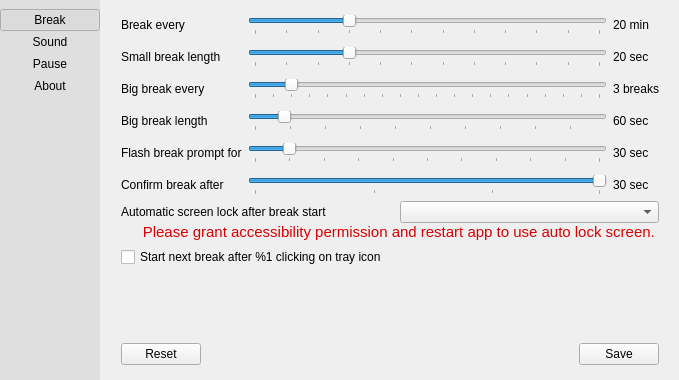
Qt form src/pref-window.ui (AllanChain/sane-break) before a commit.
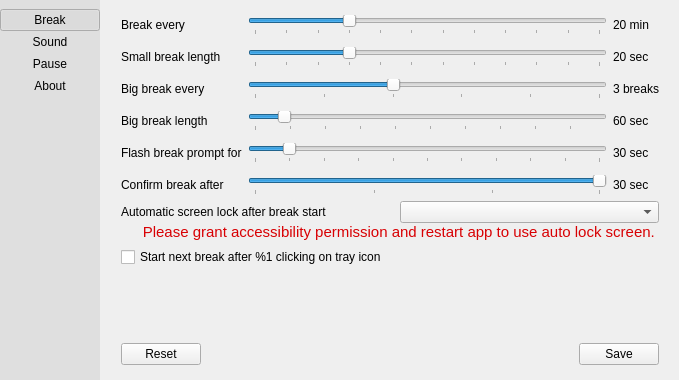
The same form after that commit. Icons and pictures are not drawn. Custom widgets are drawn as their Qt base class.

Commit message: reduce maximum bigBreakAfter slider value

Diff of the .ui file:
```diff
--- a/src/pref-window.ui
+++ b/src/pref-window.ui
@@ -235,7 +235,7 @@
               <number>1</number>
              </property>
              <property name="maximum">
-              <number>20</number>
+              <number>6</number>
              </property>
              <property name="pageStep">
               <number>1</number>
```
